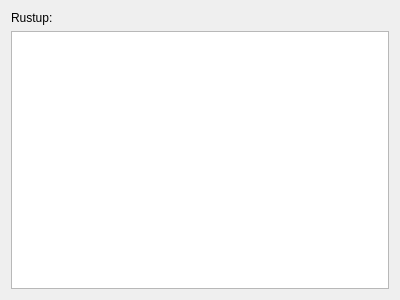
mmalek/qt-creator, file src/plugins/rust/rusttoolsoptionspage.ui: the form before one commit.
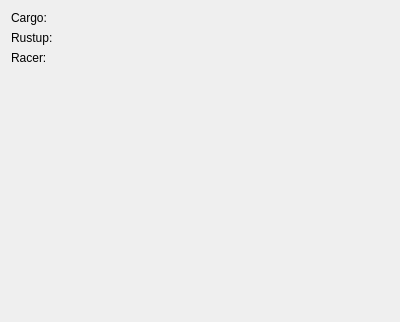
The form after the commit. Custom widgets are drawn as their Qt base class.

Patch:
```diff
--- a/src/plugins/rust/rusttoolsoptionspage.ui
+++ b/src/plugins/rust/rusttoolsoptionspage.ui
@@ -7,7 +7,7 @@
     <x>0</x>
     <y>0</y>
     <width>400</width>
-    <height>300</height>
+    <height>322</height>
    </rect>
   </property>
   <property name="windowTitle">
@@ -15,22 +15,39 @@
   </property>
   <layout class="QVBoxLayout" name="verticalLayout">
    <item>
-    <layout class="QHBoxLayout" name="horizontalLayout">
-     <item>
+    <layout class="QFormLayout" name="formLayout">
+     <item row="0" column="0">
+      <widget class="QLabel" name="cargoLabel">
+       <property name="text">
+        <string>Cargo:</string>
+       </property>
+      </widget>
+     </item>
+     <item row="0" column="1">
+      <widget class="Utils::PathChooser" name="cargo" native="true"/>
+     </item>
+     <item row="1" column="0">
       <widget class="QLabel" name="rustupLabel">
        <property name="text">
         <string>Rustup:</string>
        </property>
       </widget>
      </item>
-     <item>
+     <item row="1" column="1">
       <widget class="Utils::PathChooser" name="rustup" native="true"/>
      </item>
+     <item row="2" column="0">
+      <widget class="QLabel" name="racerLabel">
+       <property name="text">
+        <string>Racer:</string>
+       </property>
+      </widget>
+     </item>
+     <item row="2" column="1">
+      <widget class="Utils::PathChooser" name="racer" native="true"/>
+     </item>
     </layout>
    </item>
-   <item>
-    <widget class="QTreeView" name="tools"/>
-   </item>
   </layout>
  </widget>
  <customwidgets>
```
Left out of the diff: 3 changed lines with no effect on the pictures.
